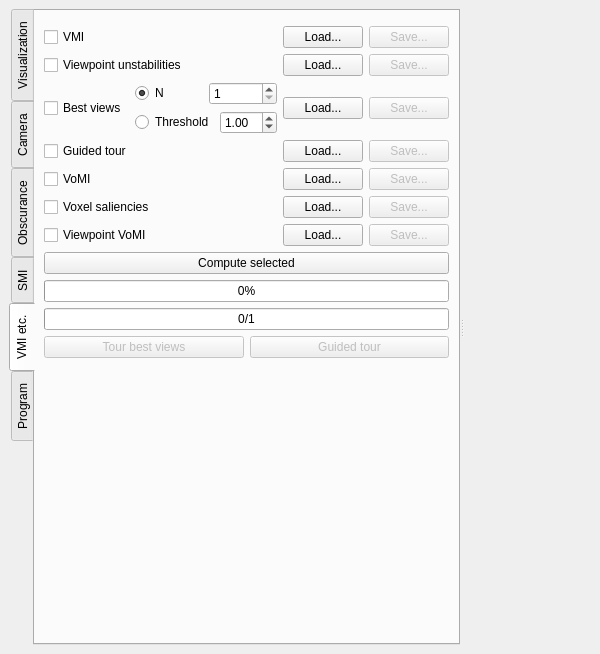
Before: the Qt Designer form starviewer/src/extensions/playground/experimental3d/qexperimental3dextensionbase.ui in starviewer-medical/starviewer, drawn with Qt 5.
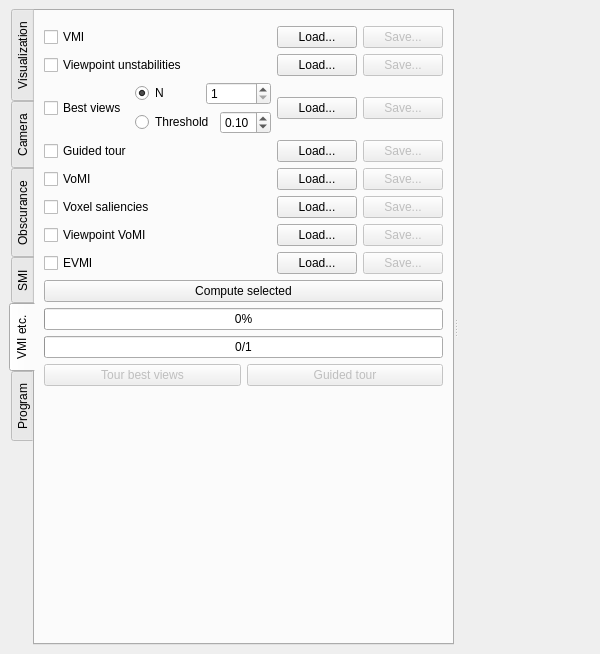
After: the same form once the commit is applied. The open tabs and pages were chosen to show the change. Custom widgets are drawn as their Qt base class.

Commit message: ENH: Càlcul, importació i exportació de l'EVMI a Experimental 3D.

```diff
--- a/starviewer/src/extensions/playground/experimental3d/qexperimental3dextensionbase.ui
+++ b/starviewer/src/extensions/playground/experimental3d/qexperimental3dextensionbase.ui
@@ -1231,13 +1231,13 @@
                  <bool>true</bool>
                 </property>
                 <property name="maximum" >
-                 <double>10.000000000000000</double>
+                 <double>1.000000000000000</double>
                 </property>
                 <property name="singleStep" >
                  <double>0.100000000000000</double>
                 </property>
                 <property name="value" >
-                 <double>1.000000000000000</double>
+                 <double>0.100000000000000</double>
                 </property>
                </widget>
               </item>
@@ -1400,6 +1400,40 @@
           </item>
          </layout>
         </item>
+        <item>
+         <layout class="QHBoxLayout" name="horizontalLayout_14" >
+          <item>
+           <widget class="QCheckBox" name="m_computeEvmiCheckBox" >
+            <property name="sizePolicy" >
+             <sizepolicy vsizetype="Fixed" hsizetype="Minimum" >
+              <horstretch>1</horstretch>
+              <verstretch>0</verstretch>
+             </sizepolicy>
+            </property>
+            <property name="text" >
+             <string>EVMI</string>
+            </property>
+           </widget>
+          </item>
+          <item>
+           <widget class="QPushButton" name="m_loadEvmiPushButton" >
+            <property name="text" >
+             <string>Load...</string>
+            </property>
+           </widget>
+          </item>
+          <item>
+           <widget class="QPushButton" name="m_saveEvmiPushButton" >
+            <property name="enabled" >
+             <bool>false</bool>
+            </property>
+            <property name="text" >
+             <string>Save...</string>
+            </property>
+           </widget>
+          </item>
+         </layout>
+        </item>
         <item>
          <widget class="QPushButton" name="m_computeVmiPushButton" >
           <property name="text" >
```
Left out of the diff: 2 changed lines with no effect on the pictures. The commit also changes 2 other files.
